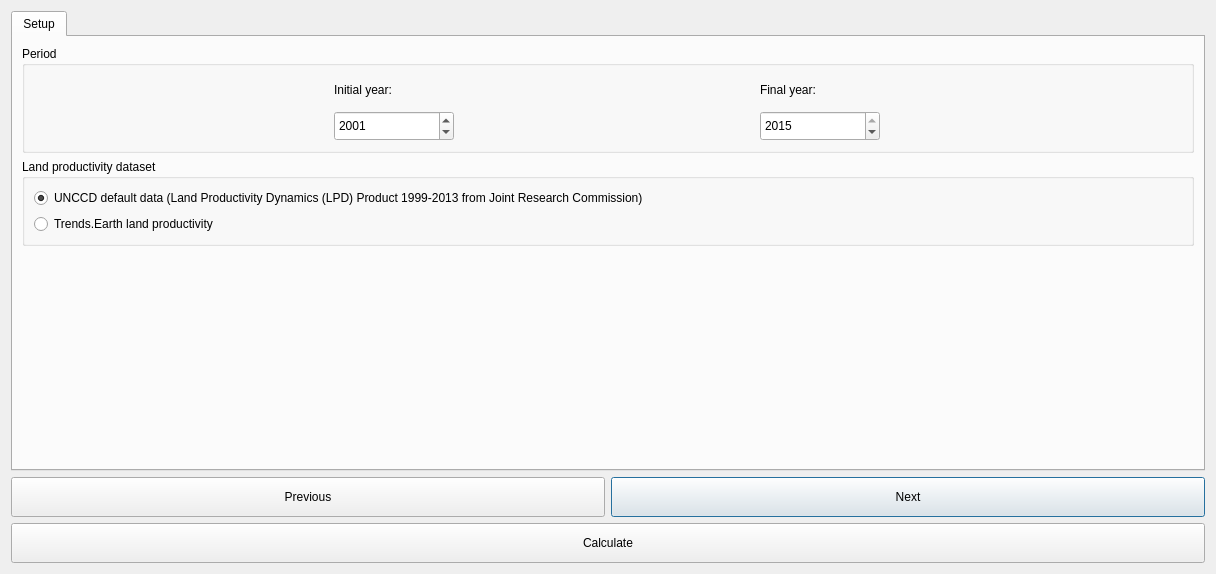
Old version of the form LDMP/gui/DlgCalculateOneStep.ui in the repository ConservationInternational/trends.earth.
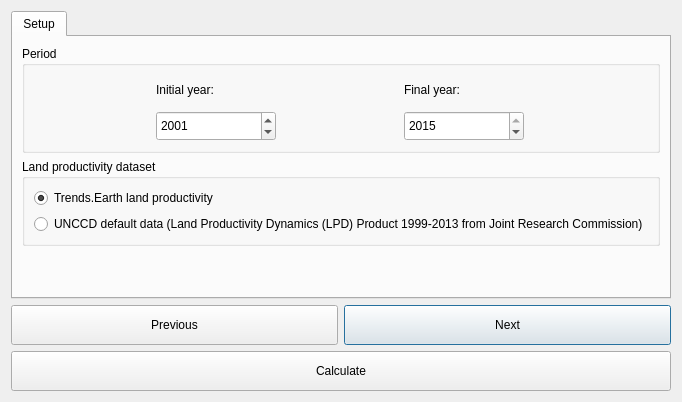
New version of the form.

Commit message: Update default dataset for productivity in one step.

Patch:
```diff
--- a/LDMP/gui/DlgCalculateOneStep.ui
+++ b/LDMP/gui/DlgCalculateOneStep.ui
@@ -6,8 +6,8 @@
    <rect>
     <x>0</x>
     <y>0</y>
-    <width>1216</width>
-    <height>574</height>
+    <width>605</width>
+    <height>381</height>
    </rect>
   </property>
   <property name="sizePolicy">
@@ -200,21 +200,24 @@
           <string>Land productivity dataset</string>
          </property>
          <layout class="QGridLayout" name="gridLayout">
-          <item row="0" column="0" colspan="2">
+          <item row="1" column="0" colspan="2">
            <widget class="QRadioButton" name="mode_lpd_jrc">
             <property name="text">
              <string>UNCCD default data (Land Productivity Dynamics (LPD) Product 1999-2013 from Joint Research Commission)</string>
             </property>
             <property name="checked">
-             <bool>true</bool>
+             <bool>false</bool>
             </property>
            </widget>
           </item>
-          <item row="1" column="0" colspan="2">
+          <item row="0" column="0">
            <widget class="QRadioButton" name="mode_te_prod">
             <property name="text">
              <string>Trends.Earth land productivity</string>
             </property>
+            <property name="checked">
+             <bool>true</bool>
+            </property>
            </widget>
           </item>
          </layout>
```
The commit also changes 1 other file.
